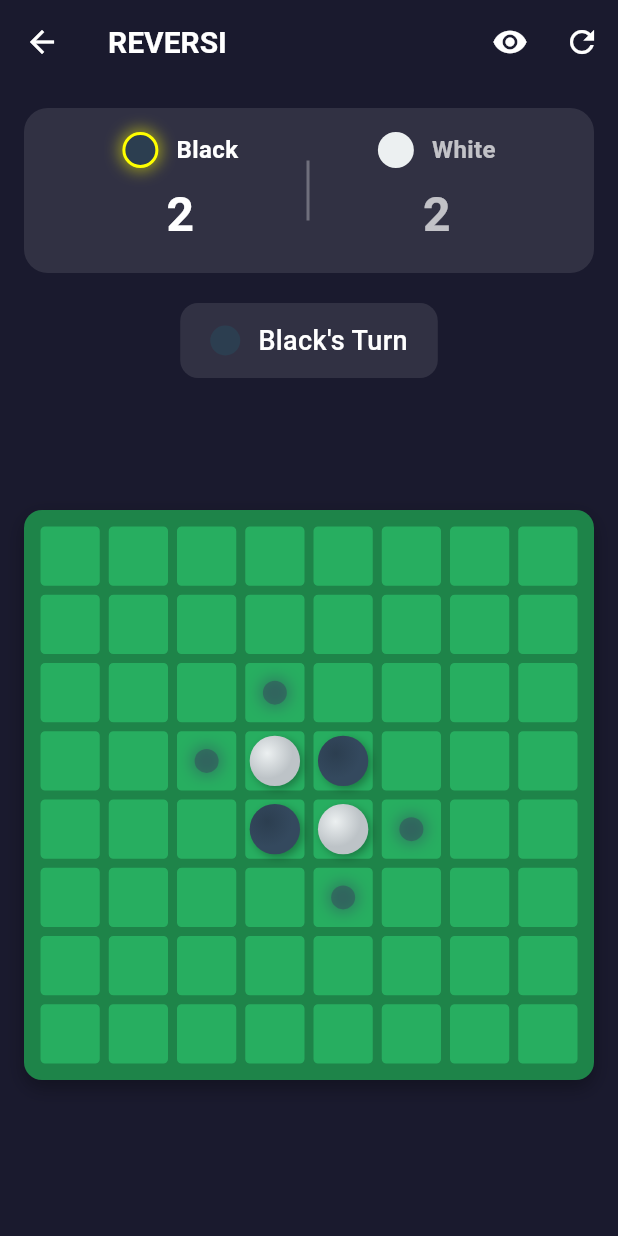
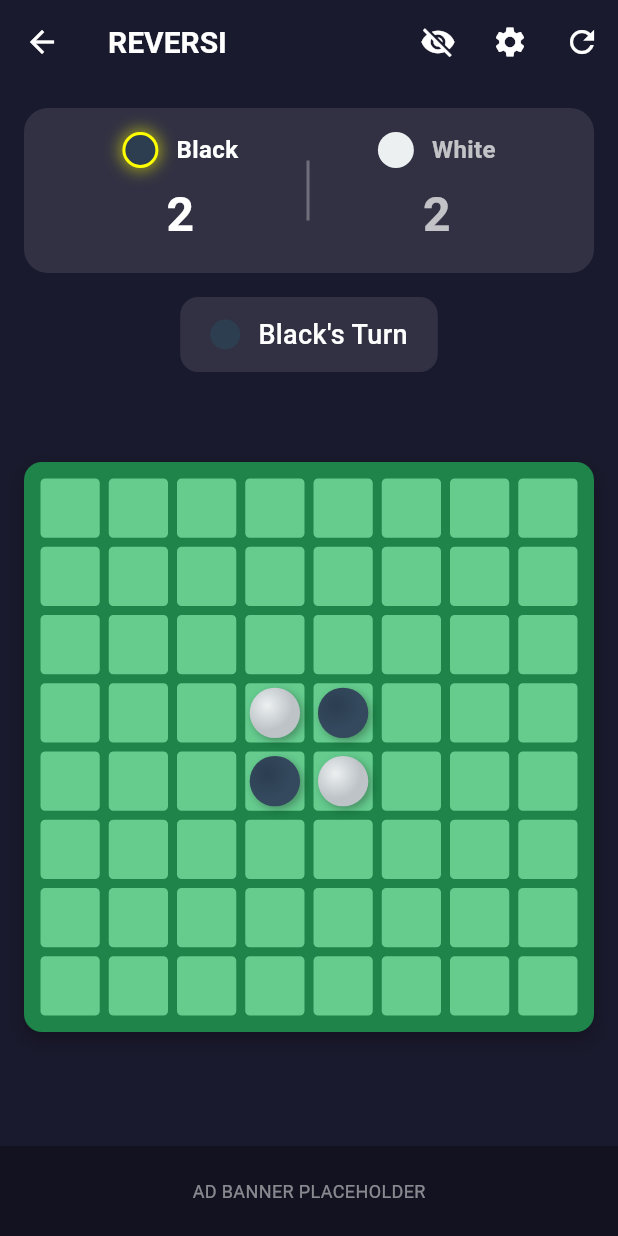
Before and after one commit to Ahmshere/reversi_game, a Flutter app: the screen it shows after launch, after a tap on "VS PLAYER", on a phone screen of 412 x 824 dp. Run offline on Flutter 3.47's test engine with Material 3 defaults, Android fonts, the phone set to English and light mode, and no system bars.

Commit message:
добавил файлы игры 1 вариант

```diff
--- a/lib/models/game_state.dart
+++ b/lib/models/game_state.dart
@@ -3,6 +3,7 @@ import 'board.dart';
 import 'cell.dart';
 import '../utils/constants.dart';
 import '../utils/ai_player.dart';
+import '../utils/board_theme.dart';
 
 /// Режим игры
 enum GameMode {
@@ -14,9 +15,10 @@ enum GameMode {
 class GameState extends ChangeNotifier {
   late Board _board;
   GameMode _gameMode = GameMode.vsPlayer;
-  bool _showValidMoves = true;
+  bool _showValidMoves = false; // По умолчанию выключены
   bool _isProcessing = false;
   late AIPlayer _aiPlayer;
+  BoardTheme _boardTheme = BoardTheme.classic;
 
   GameState() {
     _board = Board();
@@ -30,6 +32,7 @@ class GameState extends ChangeNotifier {
   bool get isProcessing => _isProcessing;
   Player get currentPlayer => _board.currentPlayer;
   AIDifficulty get aiDifficulty => _aiPlayer.difficulty;
+  BoardTheme get boardTheme => _boardTheme;
 
   int get blackScore => _board.countPieces(Player.black);
   int get whiteScore => _board.countPieces(Player.white);
@@ -48,6 +51,12 @@ class GameState extends ChangeNotifier {
   /// Установить сложность AI
   void setAIDifficulty(AIDifficulty difficulty) {
     _aiPlayer = AIPlayer(difficulty: difficulty);
+    notifyListeners();
+  }
+
+  /// Установить тему доски
+  void setBoardTheme(BoardTheme theme) {
+    _boardTheme = theme;
     notifyListeners();
   }
 
--- a/lib/screens/game_screen.dart
+++ b/lib/screens/game_screen.dart
@@ -2,22 +2,28 @@ import 'package:flutter/material.dart';
 import 'package:provider/provider.dart';
 import '../models/game_state.dart';
 import '../utils/constants.dart';
+import '../utils/board_theme.dart';
 import '../widgets/board_widget.dart';
 import '../widgets/score_widget.dart';
+import 'settings_screen.dart';
 
 /// Экран игры
 class GameScreen extends StatelessWidget {
   final GameMode gameMode;
+  final BoardTheme initialTheme;
 
   const GameScreen({
     Key? key,
     required this.gameMode,
+    this.initialTheme = BoardTheme.classic,
   }) : super(key: key);
 
   @override
   Widget build(BuildContext context) {
     return ChangeNotifierProvider(
-      create: (_) => GameState()..setGameMode(gameMode),
+      create: (_) => GameState()
+        ..setGameMode(gameMode)
+        ..setBoardTheme(initialTheme),
       child: const _GameScreenContent(),
     );
   }
@@ -60,6 +66,15 @@ class _GameScreenContent extends StatelessWidget {
               );
             },
           ),
+          Consumer<GameState>(
+            builder: (context, gameState, _) {
+              return IconButton(
+                icon: const Icon(Icons.settings, color: Colors.white),
+                onPressed: () => _showSettings(context, gameState),
+                tooltip: 'Settings',
+              );
+            },
+          ),
           IconButton(
             icon: const Icon(Icons.refresh, color: Colors.white),
             onPressed: () => _showNewGameDialog(context),
@@ -77,7 +92,11 @@ class _GameScreenContent extends StatelessWidget {
               });
             }
 
-            return Padding(
+            return Column(
+              children: [
+                // Основной контент игры
+                Expanded(
+                  child: Padding(
                     padding: const EdgeInsets.all(16.0),
                     child: Column(
                       children: [
@@ -87,13 +106,13 @@ class _GameScreenContent extends StatelessWidget {
                           whiteScore: gameState.whiteScore,
                           currentPlayer: gameState.currentPlayer,
                         ),
-                  const SizedBox(height: 20),
+                        const SizedBox(height: 16),
 
                         // Текущий игрок
                         _buildCurrentPlayerIndicator(gameState),
-                  const SizedBox(height: 20),
+                        const SizedBox(height: 16),
 
-                  // Доска
+                        // Доска - занимает доступное пространство
                         Expanded(
                           child: Center(
                             child: AspectRatio(
@@ -104,17 +123,36 @@ class _GameScreenContent extends StatelessWidget {
                                 showValidMoves: gameState.showValidMoves,
                                 onCellTap: (row, col) =>
                                     _handleCellTap(context, gameState, row, col),
+                                boardTheme: gameState.boardTheme,
                               ),
                             ),
                           ),
                         ),
-                  const SizedBox(height: 20),
+                        const SizedBox(height: 16),
 
                         // Информация о ходах
                         if (gameState.validMoves.isEmpty && !gameState.isGameOver)
                           _buildNoMovesWarning(gameState),
                       ],
                     ),
+                  ),
+                ),
+
+                // МЕСТО ДЛЯ РЕКЛАМНОГО БАННЕРА (60px)
+                Container(
+                  height: 60,
+                  color: Colors.black.withOpacity(0.3),
+                  child: Center(
+                    child: Text(
+                      'AD BANNER PLACEHOLDER',
+                      style: TextStyle(
+                        color: Colors.white.withOpacity(0.5),
+                        fontSize: 12,
+                      ),
+                    ),
+                  ),
+                ),
+              ],
             );
           },
         ),
@@ -193,6 +231,21 @@ class _GameScreenContent extends StatelessWidget {
     }
 
     gameState.makeMove(row, col);
+  }
+
+  void _showSettings(BuildContext context, GameState gameState) {
+    Navigator.push(
+      context,
+      MaterialPageRoute(
+        builder: (context) => SettingsScreen(
+          currentTheme: gameState.boardTheme,
+          onThemeChanged: (theme) {
+            gameState.setBoardTheme(theme);
+            Navigator.pop(context);
+          },
+        ),
+      ),
+    );
   }
 
   void _showNewGameDialog(BuildContext context) {
--- a/lib/screens/home_screen.dart
+++ b/lib/screens/home_screen.dart
@@ -1,16 +1,37 @@
 import 'package:flutter/material.dart';
 import '../models/game_state.dart';
 import '../utils/constants.dart';
+import '../utils/board_theme.dart';
 import 'game_screen.dart';
+import 'settings_screen.dart';
 
 /// Главный экран с меню
-class HomeScreen extends StatelessWidget {
+class HomeScreen extends StatefulWidget {
   const HomeScreen({Key? key}) : super(key: key);
+
+  @override
+  State<HomeScreen> createState() => _HomeScreenState();
+}
+
+class _HomeScreenState extends State<HomeScreen> {
+  BoardTheme _selectedTheme = BoardTheme.classic;
 
   @override
   Widget build(BuildContext context) {
     return Scaffold(
       backgroundColor: GameConstants.backgroundColor,
+      appBar: AppBar(
+        backgroundColor: Colors.transparent,
+        elevation: 0,
+        actions: [
+          // Кнопка настроек
+          IconButton(
+            icon: const Icon(Icons.settings, color: Colors.white),
+            onPressed: () => _showSettings(context),
+            tooltip: 'Settings',
+          ),
+        ],
+      ),
       body: SafeArea(
         child: Center(
           child: Padding(
@@ -136,7 +157,27 @@ class HomeScreen extends StatelessWidget {
     Navigator.push(
       context,
       MaterialPageRoute(
-        builder: (context) => GameScreen(gameMode: mode),
+        builder: (context) => GameScreen(
+          gameMode: mode,
+          initialTheme: _selectedTheme,
+        ),
+      ),
+    );
+  }
+
+  void _showSettings(BuildContext context) {
+    Navigator.push(
+      context,
+      MaterialPageRoute(
+        builder: (context) => SettingsScreen(
+          currentTheme: _selectedTheme,
+          onThemeChanged: (theme) {
+            setState(() {
+              _selectedTheme = theme;
+            });
+            Navigator.pop(context);
+          },
+        ),
       ),
     );
   }
--- /dev/null
+++ b/lib/utils/board_theme.dart
@@ -0,0 +1,61 @@
+import 'package:flutter/material.dart';
+
+/// Темы для игровой доски
+enum BoardTheme {
+  classic,
+  ocean,
+  sunset,
+  forest,
+  night,
+  royal,
+}
+
+/// Класс с настройками темы доски
+class BoardThemeData {
+  final Color boardColor;
+  final Color gridLineColor;
+  final String name;
+
+  const BoardThemeData({
+    required this.boardColor,
+    required this.gridLineColor,
+    required this.name,
+  });
+
+  static const Map<BoardTheme, BoardThemeData> themes = {
+    BoardTheme.classic: BoardThemeData(
+      boardColor: Color(0xFF65CC8E),
+      gridLineColor: Color(0xFF1E8449),
+      name: 'Classic Green',
+    ),
+    BoardTheme.ocean: BoardThemeData(
+      boardColor: Color(0xFF3498DB),
+      gridLineColor: Color(0xFF2980B9),
+      name: 'Ocean Blue',
+    ),
+    BoardTheme.sunset: BoardThemeData(
+      boardColor: Color(0xFFE67E22),
+      gridLineColor: Color(0xFFD35400),
+      name: 'Sunset Orange',
+    ),
+    BoardTheme.forest: BoardThemeData(
+      boardColor: Color(0xFF6EDCC3),
+      gridLineColor: Color(0xFF138D75),
+      name: 'Forest Teal',
+    ),
+    BoardTheme.night: BoardThemeData(
+      boardColor: Color(0xFF34495E),
+      gridLineColor: Color(0xFF2C3E50),
+      name: 'Night Gray',
+    ),
+    BoardTheme.royal: BoardThemeData(
+      boardColor: Color(0xFF8E44AD),
+      gridLineColor: Color(0xFF6C3483),
+      name: 'Royal Purple',
+    ),
+  };
+
+  static BoardThemeData getTheme(BoardTheme theme) {
+    return themes[theme]!;
+  }
+}
--- a/lib/utils/constants.dart
+++ b/lib/utils/constants.dart
@@ -32,7 +32,7 @@ class GameConstants {
   static const double borderRadius = 4.0;
 
   // Анимации
-  static const Duration flipDuration = Duration(milliseconds: 300);
+  static const Duration flipDuration = Duration(milliseconds: 500);
   static const Duration placeDuration = Duration(milliseconds: 200);
 
   // Текстовые стили
--- a/lib/widgets/board_widget.dart
+++ b/lib/widgets/board_widget.dart
@@ -2,6 +2,7 @@ import 'package:flutter/material.dart';
 import '../models/board.dart';
 import '../models/cell.dart';
 import '../utils/constants.dart';
+import '../utils/board_theme.dart';
 import 'cell_widget.dart';
 
 /// Виджет игровой доски
@@ -10,6 +11,7 @@ class BoardWidget extends StatelessWidget {
   final List<Cell> validMoves;
   final bool showValidMoves;
   final Function(int row, int col) onCellTap;
+  final BoardTheme boardTheme;
 
   const BoardWidget({
     Key? key,
@@ -17,16 +19,19 @@ class BoardWidget extends StatelessWidget {
     required this.validMoves,
     required this.showValidMoves,
     required this.onCellTap,
+    this.boardTheme = BoardTheme.classic,
   }) : super(key: key);
 
   @override
   Widget build(BuildContext context) {
+    final themeData = BoardThemeData.getTheme(boardTheme);
+
     return AspectRatio(
       aspectRatio: 1.0,
       child: Container(
         padding: const EdgeInsets.all(8),
         decoration: BoxDecoration(
-          color: GameConstants.gridLineColor,
+          color: themeData.gridLineColor,
           borderRadius: BorderRadius.circular(12),
           boxShadow: [
             BoxShadow(
@@ -48,14 +53,21 @@ class BoardWidget extends StatelessWidget {
             final row = index ~/ GameConstants.boardSize;
             final col = index % GameConstants.boardSize;
             final cell = board.getCell(row, col);
-            final isValid = showValidMoves &&
-                validMoves.any((c) => c.row == row && c.col == col);
+
+            // Проверяем, является ли клетка валидным ходом
+            final isValidMove = validMoves.any((c) => c.row == row && c.col == col);
+
+            // Показываем подсказку ТОЛЬКО если включены подсказки И это валидный ход
+            final showHint = showValidMoves && isValidMove;
 
             return CellWidget(
               key: ValueKey('cell_${row}_$col'),
               cell: cell,
-              isValidMove: isValid,
+              isValidMove: isValidMove,  // ← Кликабельность (всегда для валидных ходов)
+              showHint: showHint,         // ← Отображение подсказки (только когда включено)
               onTap: () => onCellTap(row, col),
+              boardColor: themeData.boardColor,
+              gridLineColor: themeData.gridLineColor,
             );
           },
         ),
--- a/lib/widgets/cell_widget.dart
+++ b/lib/widgets/cell_widget.dart
@@ -6,14 +6,20 @@ import '../utils/constants.dart';
 /// Виджет клетки игрового поля
 class CellWidget extends StatefulWidget {
   final Cell cell;
-  final bool isValidMove;
+  final bool isValidMove;  // Для кликабельности
+  final bool showHint;     // Для отображения подсказки
   final VoidCallback? onTap;
+  final Color boardColor;
+  final Color gridLineColor;
 
   const CellWidget({
     Key? key,
     required this.cell,
     this.isValidMove = false,
+    this.showHint = false,
     this.onTap,
+    this.boardColor = GameConstants.boardColor,
+    this.gridLineColor = GameConstants.gridLineColor,
   }) : super(key: key);
 
   @override
@@ -82,21 +88,21 @@ class _CellWidgetState extends State<CellWidget>
   @override
   Widget build(BuildContext context) {
     return GestureDetector(
-      onTap: widget.isValidMove ? widget.onTap : null,
+      onTap: widget.isValidMove ? widget.onTap : null,  // Кликабельность на основе isValidMove
       child: Container(
         margin: const EdgeInsets.all(GameConstants.cellPadding),
         decoration: BoxDecoration(
-          color: GameConstants.boardColor,
+          color: widget.boardColor,
           borderRadius: BorderRadius.circular(GameConstants.borderRadius),
           border: Border.all(
-            color: GameConstants.gridLineColor,
+            color: widget.gridLineColor,
             width: 1,
           ),
         ),
         child: Stack(
           children: [
-            // Индикатор валидного хода с пульсацией
-            if (widget.isValidMove)
+            // Индикатор валидного хода с пульсацией - показываем только если showHint == true
+            if (widget.showHint)
               Center(
                 child: TweenAnimationBuilder<double>(
                   tween: Tween(begin: 0.6, end: 1.0),
@@ -127,7 +133,7 @@ class _CellWidgetState extends State<CellWidget>
                   },
                   onEnd: () {
                     // Перезапуск анимации (пульсация)
-                    if (mounted && widget.isValidMove) {
+                    if (mounted && widget.showHint) {
                       setState(() {});
                     }
                   },
```
Also changed, not shown: lib/screens/settings_screen.dart (added, +152 -0 lines). Lines whose indentation alone changed are shown as unchanged.
